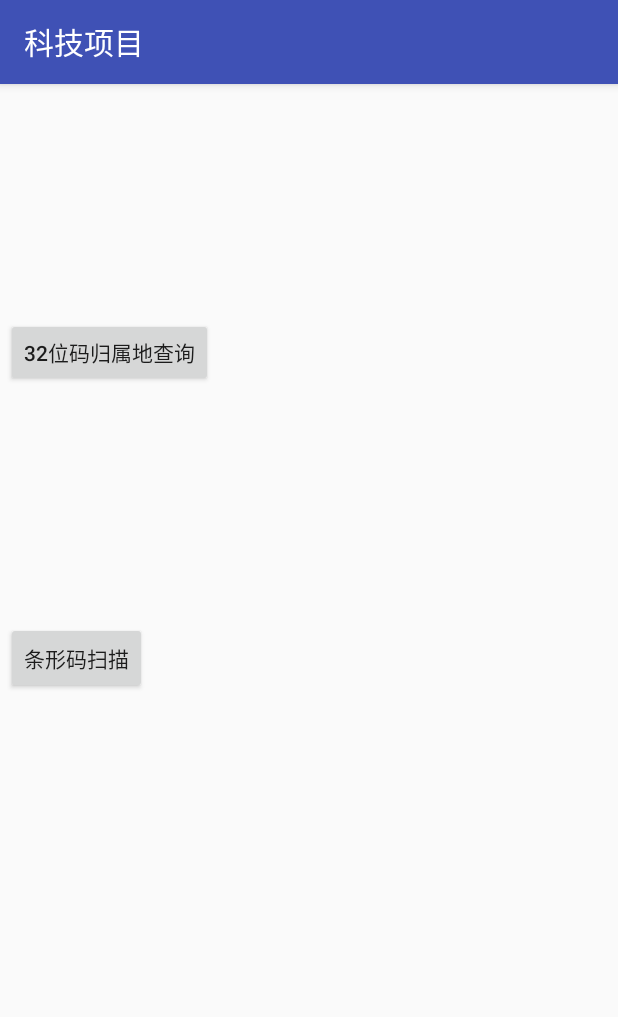
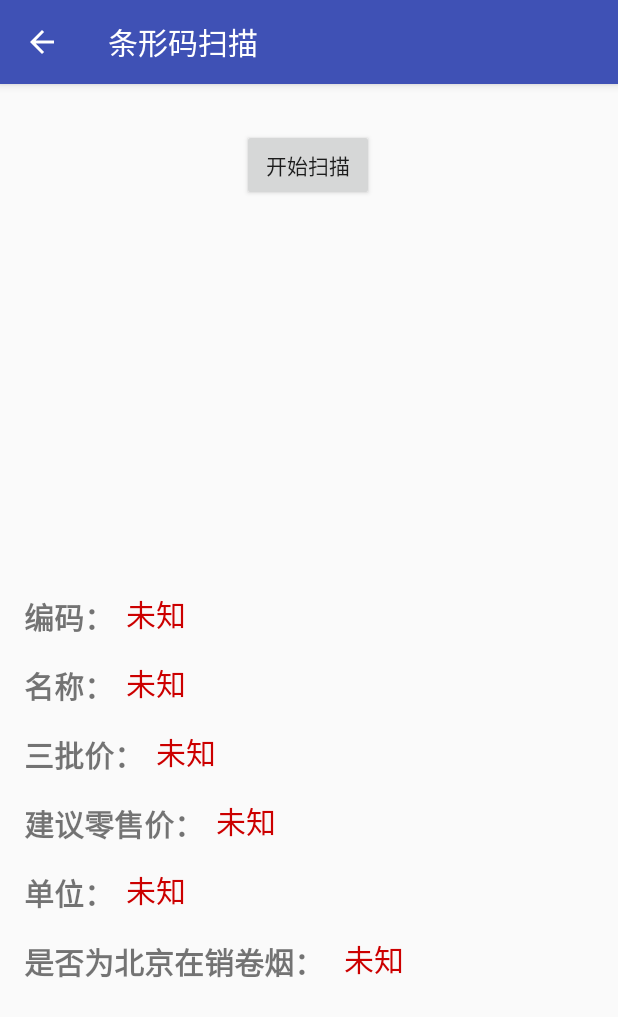
Before and after one commit to liuzhon4/32-digits, an Android app: the screen it shows after launch (MainActivity before the commit, ScanActivity after it), after a tap on "条形码扫描", on a phone screen of 412 x 824 dp. Shown: the top 1017 px of the screen. Run offline under Robolectric (Android 15) with nearby library versions, the phone set to English and light mode, and no system bars; libraries missing offline, so code that uses them is left out: jxl.read.biff.

Commit message:
add new layout in scan

```diff
--- a/app/src/main/java/com/example/edward/a32_digits/MainActivity.java
+++ b/app/src/main/java/com/example/edward/a32_digits/MainActivity.java
@@ -1,29 +1,15 @@
 package com.example.edward.a32_digits;
 
-import android.app.AlertDialog;
-import android.content.DialogInterface;
 import android.content.Intent;
 import android.support.v7.app.AppCompatActivity;
 import android.os.Bundle;
-import android.util.Log;
 import android.view.View;
 import android.widget.Button;
-import android.widget.Toast;
-
-import com.znq.zbarcode.CaptureActivity;
-
-import java.io.IOException;
-import java.util.ArrayList;
-import java.util.Arrays;
-
-import jxl.Sheet;
-import jxl.Workbook;
-import jxl.read.biff.BiffException;
 
 public class MainActivity extends AppCompatActivity {
     private Button m32Button;
     private Button mBarCodeButton;
-    private int QR_CODE = 1;
+
 
     @Override
     protected void onCreate(Bundle savedInstanceState) {
@@ -43,92 +29,10 @@ public class MainActivity extends AppCompatActivity {
         mBarCodeButton.setOnClickListener(new View.OnClickListener() {
             @Override
             public void onClick(View view) {
-                Intent i = new Intent(getApplicationContext(), CaptureActivity.class);
-                startActivityForResult(i, QR_CODE);
+                Intent i = new Intent(getApplicationContext(), ScanActivity.class);
+                startActivity(i);
             }
         });
     }
 
-    @Override
-    protected void onActivityResult(int requestCode, int resultCode, Intent data) {
-        super.onActivityResult(requestCode, resultCode, data);
-        if (requestCode == QR_CODE && resultCode == RESULT_OK) {
-            if(null == data) return;
-            Bundle b = data.getExtras();
-            String result = b.getString(CaptureActivity.EXTRA_STRING);
-            Toast.makeText(this, result + "", Toast.LENGTH_SHORT).show();
-            Log.d("scannedCode", result);
-
-            ArrayList<String> all = readExcel(result);
-            StringBuilder sb = new StringBuilder();
-            sb.append("编码：" + all.get(0) + "\n");
-            sb.append("名称：" + all.get(1) + "\n");
-            sb.append("三批价：" + all.get(2) + "\n");
-            sb.append("建议零售价：" + all.get(3) + "\n");
-            sb.append("单位：" + all.get(4) + "\n");
-            sb.append("是否为北京在销卷烟：" + all.get(5) + "\n");
-            getAlertDialog(sb.toString());
-            Log.d("BarCode", all.get(0));
-            Log.d("Name", all.get(1));
-            Log.d("WholesalePrice", all.get(2));
-            Log.d("Unit", all.get(3));
-            Log.d("PS", all.get(4));
-
-        }
-    }
-
-    public ArrayList<String> readExcel(String barCode) {
-        Integer row = 0;
-        Boolean found = false;
-        ArrayList<String> result = new ArrayList<>(Arrays.asList(barCode, "未知", "未知", "未知", "未知", "未知"));
-        try {
-            Workbook wb = Workbook.getWorkbook(getAssets().open("20171121全国卷烟在销名录.xls"));
-            Sheet sheet = wb.getSheet(0);
-            for(int i = 2; i < sheet.getRows(); i++) {
-                String tempBar = sheet.getCell(14, i).getContents().trim();
-                String tempBox = sheet.getCell(15, i).getContents().trim();
-//                Log.d("read cell", temp);
-                if (tempBar.equals(barCode) || tempBox.equals(barCode)) {
-                    row = i;
-                    found = true;
-                    break;
-                }
-            }
-            if (found) {
-                result.add(1, sheet.getCell(2, row).getContents().trim());
-                result.add(2, sheet.getCell(12, row).getContents().trim());
-                result.add(3, sheet.getCell(13, row).getContents().trim());
-                result.add(4, sheet.getCell(3, row).getContents().trim());
-                result.add(5, sheet.getCell(21,row).getContents().trim());
-            }
-
-        } catch (IOException e) {
-            Log.e("IOException: ", e.getMessage());
-        } catch (BiffException e) {
-            Log.e("BiffException: ", e.getMessage());
-        }
-        return result;
-    }
-
-    public void getAlertDialog(String msg) {
-        AlertDialog.Builder alertDialogBuilder = new AlertDialog.Builder(
-                MainActivity.this);
-
-        // set title
-        alertDialogBuilder.setTitle("识别结果");
-
-        // set dialog message
-        alertDialogBuilder
-                .setMessage(msg)
-                .setCancelable(false)
-                .setPositiveButton("确认", new DialogInterface.OnClickListener() {
-                    public void onClick(DialogInterface dialog, int id) {
-                        dialog.cancel();
-                    }
-                });
-
-        AlertDialog alertDialog = alertDialogBuilder.create();
-        // show it
-        alertDialog.show();
-    }
 }
--- /dev/null
+++ b/app/src/main/java/com/example/edward/a32_digits/ScanActivity.java
@@ -0,0 +1,141 @@
+package com.example.edward.a32_digits;
+
+import android.app.AlertDialog;
+import android.content.DialogInterface;
+import android.content.Intent;
+import android.support.v7.app.AppCompatActivity;
+import android.os.Bundle;
+import android.util.Log;
+import android.view.View;
+import android.widget.Button;
+import android.widget.TextView;
+
+import com.znq.zbarcode.CaptureActivity;
+
+import java.io.IOException;
+import java.util.ArrayList;
+import java.util.Arrays;
+
+import jxl.Sheet;
+import jxl.Workbook;
+import jxl.read.biff.BiffException;
+
+public class ScanActivity extends AppCompatActivity {
+
+    private Button mCaptureButton;
+    private TextView mBarCodeView;
+    private TextView mCigaretteNameView;
+    private TextView mWholeSalePriceView;
+    private TextView mSuggestedPriceView;
+    private TextView mManufacturerView;
+    private TextView mSellInBeijingView;
+    private int QR_CODE = 1;
+
+    @Override
+    protected void onCreate(Bundle savedInstanceState) {
+        super.onCreate(savedInstanceState);
+        setContentView(R.layout.activity_scan);
+        mCaptureButton = findViewById(R.id.startCapture);
+        mBarCodeView = findViewById(R.id.barCodeView);
+        mCigaretteNameView = findViewById(R.id.cigaretteNameView);
+        mWholeSalePriceView = findViewById(R.id.wholeSalePriceView);
+        mSuggestedPriceView = findViewById(R.id.suggestedPriceView);
+        mManufacturerView = findViewById(R.id.manufacturerView);
+        mSellInBeijingView = findViewById(R.id.sellInBeijingView);
+
+        mCaptureButton.setOnClickListener(new View.OnClickListener() {
+            @Override
+            public void onClick(View view) {
+                Intent i = new Intent(getApplicationContext(), CaptureActivity.class);
+                startActivityForResult(i, QR_CODE);
+            }
+        });
+    }
+    @Override
+    protected void onActivityResult(int requestCode, int resultCode, Intent data) {
+        super.onActivityResult(requestCode, resultCode, data);
+        if (requestCode == QR_CODE && resultCode == RESULT_OK) {
+            if(null == data) return;
+            Bundle b = data.getExtras();
+            String result = b.getString(CaptureActivity.EXTRA_STRING);
+            Log.d("scannedCode", result);
+
+            ArrayList<String> all = readExcel(result);
+            mBarCodeView.setText(all.get(0));
+            mCigaretteNameView.setText(all.get(1));
+            mWholeSalePriceView.setText(all.get(2));
+            mSuggestedPriceView.setText(all.get(3));
+            mManufacturerView.setText(all.get(4));
+            mSellInBeijingView.setText(all.get(5));
+//            StringBuilder sb = new StringBuilder();
+//            sb.append("编码：" + all.get(0) + "\n");
+//            sb.append("名称：" + all.get(1) + "\n");
+//            sb.append("三批价：" + all.get(2) + "\n");
+//            sb.append("建议零售价：" + all.get(3) + "\n");
+//            sb.append("单位：" + all.get(4) + "\n");
+//            sb.append("是否为北京在销卷烟：" + all.get(5) + "\n");
+//            getAlertDialog(sb.toString());
+//            Log.d("BarCode", all.get(0));
+//            Log.d("Name", all.get(1));
+//            Log.d("WholesalePrice", all.get(2));
+//            Log.d("Unit", all.get(3));
+//            Log.d("PS", all.get(4));
+
+        }
+    }
+
+    public ArrayList<String> readExcel(String barCode) {
+        Integer row = 0;
+        Boolean found = false;
+        ArrayList<String> result = new ArrayList<>(Arrays.asList(barCode, "未知", "未知", "未知", "未知", "未知"));
+        try {
+            Workbook wb = Workbook.getWorkbook(getAssets().open("20171121全国卷烟在销名录.xls"));
+            Sheet sheet = wb.getSheet(0);
+            for(int i = 2; i < sheet.getRows(); i++) {
+                String tempBar = sheet.getCell(14, i).getContents().trim();
+                String tempBox = sheet.getCell(15, i).getContents().trim();
+//                Log.d("read cell", temp);
+                if (tempBar.equals(barCode) || tempBox.equals(barCode)) {
+                    row = i;
+                    found = true;
+                    break;
+                }
+            }
+            if (found) {
+                result.add(1, sheet.getCell(2, row).getContents().trim());
+                result.add(2, sheet.getCell(12, row).getContents().trim());
+                result.add(3, sheet.getCell(13, row).getContents().trim());
+                result.add(4, sheet.getCell(3, row).getContents().trim());
+                result.add(5, sheet.getCell(21,row).getContents().trim());
+            }
+
+        } catch (IOException e) {
+            Log.e("IOException: ", e.getMessage());
+        } catch (BiffException e) {
+            Log.e("BiffException: ", e.getMessage());
+        }
+        return result;
+    }
+
+    public void getAlertDialog(String msg) {
+        AlertDialog.Builder alertDialogBuilder = new AlertDialog.Builder(
+                ScanActivity.this);
+
+        // set title
+        alertDialogBuilder.setTitle("识别结果");
+
+        // set dialog message
+        alertDialogBuilder
+                .setMessage(msg)
+                .setCancelable(false)
+                .setPositiveButton("确认", new DialogInterface.OnClickListener() {
+                    public void onClick(DialogInterface dialog, int id) {
+                        dialog.cancel();
+                    }
+                });
+
+        AlertDialog alertDialog = alertDialogBuilder.create();
+        // show it
+        alertDialog.show();
+    }
+}
--- /dev/null
+++ b/app/src/main/res/layout/activity_scan.xml
@@ -0,0 +1,181 @@
+<?xml version="1.0" encoding="utf-8"?>
+<android.support.constraint.ConstraintLayout xmlns:android="http://schemas.android.com/apk/res/android"
+    xmlns:app="http://schemas.android.com/apk/res-auto"
+    xmlns:tools="http://schemas.android.com/tools"
+    android:layout_width="match_parent"
+    android:layout_height="match_parent"
+    tools:context="com.example.edward.a32_digits.ScanActivity">
+
+    <Button
+        android:id="@+id/startCapture"
+        android:layout_width="wrap_content"
+        android:layout_height="wrap_content"
+        android:layout_marginTop="30dp"
+        android:text="@string/captureButton"
+        app:layout_constraintHorizontal_bias="0.498"
+        app:layout_constraintLeft_toLeftOf="parent"
+        app:layout_constraintRight_toRightOf="parent"
+        app:layout_constraintTop_toTopOf="parent" />
+
+    <TextView
+        android:id="@+id/barCode"
+        android:layout_width="wrap_content"
+        android:layout_height="wrap_content"
+        android:layout_marginBottom="16dp"
+        android:layout_marginLeft="16dp"
+        android:layout_marginStart="16dp"
+        android:text="@string/barCode"
+        android:textSize="20sp"
+        android:textStyle="bold"
+        app:layout_constraintBottom_toTopOf="@+id/cigaretteName"
+        app:layout_constraintLeft_toLeftOf="parent"
+        app:layout_constraintStart_toStartOf="parent" />
+
+    <TextView
+        android:id="@+id/cigaretteName"
+        android:layout_width="wrap_content"
+        android:layout_height="wrap_content"
+        android:layout_marginBottom="16dp"
+        android:layout_marginLeft="16dp"
+        android:layout_marginStart="16dp"
+        android:text="@string/cigaretteName"
+        android:textSize="20sp"
+        android:textStyle="bold"
+        app:layout_constraintBottom_toTopOf="@+id/wholeSalePrice"
+        app:layout_constraintLeft_toLeftOf="parent"
+        app:layout_constraintStart_toStartOf="parent" />
+
+    <TextView
+        android:id="@+id/wholeSalePrice"
+        android:layout_width="wrap_content"
+        android:layout_height="wrap_content"
+        android:layout_marginBottom="16dp"
+        android:layout_marginLeft="16dp"
+        android:layout_marginStart="16dp"
+        android:text="@string/wholeSalePrice"
+        android:textSize="20sp"
+        android:textStyle="bold"
+        app:layout_constraintBottom_toTopOf="@+id/suggestedPrice"
+        app:layout_constraintLeft_toLeftOf="parent"
+        app:layout_constraintStart_toStartOf="parent" />
+
+    <TextView
+        android:id="@+id/suggestedPrice"
+        android:layout_width="wrap_content"
+        android:layout_height="wrap_content"
+        android:layout_marginBottom="16dp"
+        android:layout_marginLeft="16dp"
+        android:layout_marginStart="16dp"
+        android:text="@string/suggestedPrice"
+        android:textSize="20sp"
+        android:textStyle="bold"
+        app:layout_constraintBottom_toTopOf="@+id/manufacturer"
+        app:layout_constraintLeft_toLeftOf="parent"
+        app:layout_constraintStart_toStartOf="parent" />
+
+    <TextView
+        android:id="@+id/manufacturer"
+        android:layout_width="wrap_content"
+        android:layout_height="wrap_content"
+        android:layout_marginBottom="16dp"
+        android:layout_marginLeft="16dp"
+        android:layout_marginStart="16dp"
+        android:text="@string/manufacturer"
+        android:textSize="20sp"
+        android:textStyle="bold"
+        app:layout_constraintBottom_toTopOf="@+id/sellInBeijing"
+        app:layout_constraintLeft_toLeftOf="parent"
+        app:layout_constraintStart_toStartOf="parent" />
+
+    <TextView
+        android:id="@+id/sellInBeijing"
+        android:layout_width="wrap_content"
+        android:layout_height="wrap_content"
+        android:layout_marginBottom="168dp"
+        android:layout_marginEnd="11dp"
+        android:layout_marginStart="8dp"
+        android:text="@string/sellInBeijing"
+        android:textSize="20sp"
+        android:textStyle="bold"
+        app:layout_constraintBottom_toBottomOf="parent"
+        app:layout_constraintEnd_toEndOf="parent"
+        app:layout_constraintHorizontal_bias="0.043"
+        app:layout_constraintLeft_toLeftOf="@+id/manufacturerView"
+        app:layout_constraintStart_toStartOf="parent" />
+
+    <TextView
+        android:id="@+id/barCodeView"
+        android:layout_width="wrap_content"
+        android:layout_height="wrap_content"
+        android:layout_marginBottom="16dp"
+        android:layout_marginStart="8dp"
+        android:text="@string/unknown"
+        android:textColor="@android:color/holo_red_dark"
+        android:textSize="20sp"
+        app:layout_constraintBottom_toTopOf="@+id/cigaretteNameView"
+        app:layout_constraintStart_toEndOf="@+id/barCode" />
+
+    <TextView
+        android:id="@+id/cigaretteNameView"
+        android:layout_width="wrap_content"
+        android:layout_height="wrap_content"
+        android:layout_marginBottom="16dp"
+        android:layout_marginStart="8dp"
+        android:text="@string/unknown"
+        android:textColor="@android:color/holo_red_dark"
+        android:textSize="20sp"
+        app:layout_constraintBottom_toTopOf="@+id/wholeSalePriceView"
+        app:layout_constraintStart_toEndOf="@+id/cigaretteName" />
+
+    <TextView
+        android:id="@+id/wholeSalePriceView"
+        android:layout_width="wrap_content"
+        android:layout_height="wrap_content"
+        android:layout_marginBottom="16dp"
+        android:layout_marginStart="8dp"
+        android:text="@string/unknown"
+        android:textColor="@android:color/holo_red_dark"
+        android:textSize="20sp"
+        app:layout_constraintBottom_toTopOf="@+id/suggestedPriceView"
+        app:layout_constraintStart_toEndOf="@+id/wholeSalePrice" />
+
+    <TextView
+        android:id="@+id/suggestedPriceView"
+        android:layout_width="wrap_content"
+        android:layout_height="wrap_content"
+        android:layout_marginBottom="16dp"
+        android:layout_marginStart="8dp"
+        android:text="@string/unknown"
+        android:textColor="@android:color/holo_red_dark"
+        android:textSize="20sp"
+        app:layout_constraintBottom_toTopOf="@+id/manufacturerView"
+        app:layout_constraintStart_toEndOf="@+id/suggestedPrice" />
+
+    <TextView
+        android:id="@+id/manufacturerView"
+        android:layout_width="wrap_content"
+        android:layout_height="wrap_content"
+        android:layout_marginBottom="16dp"
+        android:layout_marginStart="8dp"
+        android:text="@string/unknown"
+        android:textColor="@android:color/holo_red_dark"
+        android:textSize="20sp"
+        app:layout_constraintBottom_toTopOf="@+id/sellInBeijingView"
+        app:layout_constraintStart_toEndOf="@+id/manufacturer" />
+
+    <TextView
+        android:id="@+id/sellInBeijingView"
+        android:layout_width="wrap_content"
+        android:layout_height="wrap_content"
+        android:layout_marginBottom="170dp"
+        android:layout_marginEnd="8dp"
+        android:layout_marginStart="8dp"
+        android:text="@string/unknown"
+        android:textColor="@android:color/holo_red_dark"
+        android:textSize="20sp"
+        app:layout_constraintBottom_toBottomOf="parent"
+        app:layout_constraintEnd_toEndOf="parent"
+        app:layout_constraintHorizontal_bias="0.037"
+        app:layout_constraintStart_toEndOf="@+id/sellInBeijing" />
+
+</android.support.constraint.ConstraintLayout>
--- a/app/src/main/res/values/strings.xml
+++ b/app/src/main/res/values/strings.xml
@@ -1,5 +1,5 @@
 <resources>
-    <string name="app_name">科技项目</string>
+    <string name="app_name">房山科技项目</string>
     <string name="part_1">32位码归属地查询</string>
     <string name="part_2">条形码扫描</string>
     <string name="search">搜索</string>
@@ -27,5 +27,13 @@
     <string name="belongsTo">经营场地权属：</string>
     <string name="endDate">许可证截止期限：</string>
     <string name="status">当前状态：</string>
-    <string name="title_activity_main">MainActivity</string>
+    <string name="title_activity_main">BMainActivity</string>
+    <string name="captureButton">开始扫描</string>
+    <string name="barCode">编码：</string>
+    <string name="cigaretteName">名称：</string>
+    <string name="wholeSalePrice">三批价：</string>
+    <string name="suggestedPrice">建议零售价：</string>
+    <string name="manufacturer">单位：</string>
+    <string name="sellInBeijing">是否为北京在销卷烟：</string>
+
 </resources>
--- a/build.gradle
+++ b/build.gradle
@@ -7,7 +7,7 @@ buildscript {
         jcenter()
     }
     dependencies {
-        classpath 'com.android.tools.build:gradle:3.0.0'
+        classpath 'com.android.tools.build:gradle:3.0.1'
 
 
         // NOTE: Do not place your application dependencies here; they belong
```
Also changed, not shown: app/src/main/AndroidManifest.xml (+9 -4 lines), app/src/main/ic_launcher-web.png (added), app/src/main/res/mipmap-hdpi/ic_launcher.png, app/src/main/res/mipmap-mdpi/ic_launcher.png, app/src/main/res/mipmap-xhdpi/ic_launcher.png, app/src/main/res/mipmap-xxhdpi/ic_launcher.png, app/src/main/res/mipmap-xxxhdpi/ic_launcher.png.
